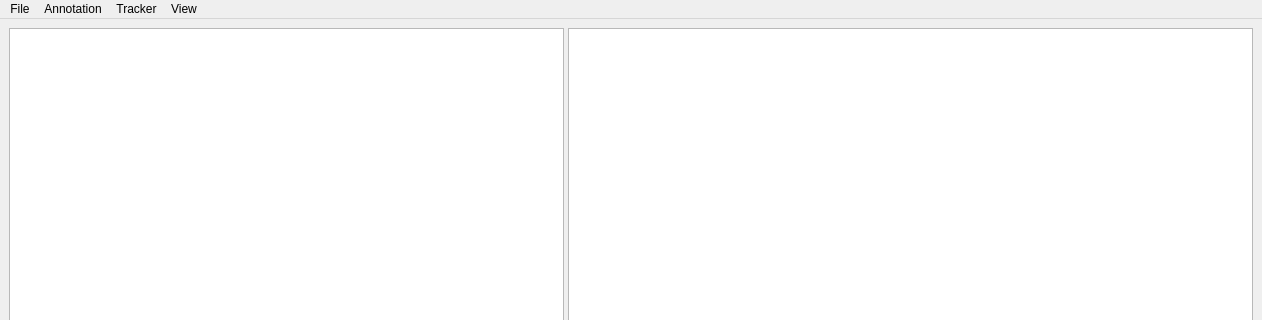
The window that modules/app/mainwindow.ui (smartsenselab/SSAT) describes before a commit, drawn with Qt 5; both pictures show x 0 to 1262 and y 0 to 320 of the 1262 by 733 pixel window.
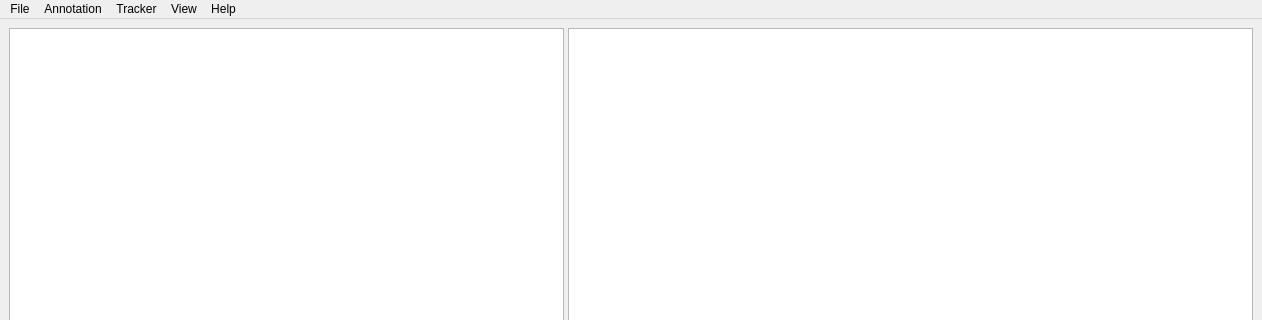
The same window after the commit. Custom widgets are drawn as their Qt base class.

The edit to the form file:
```diff
--- a/modules/app/mainwindow.ui
+++ b/modules/app/mainwindow.ui
@@ -364,10 +364,16 @@
     <addaction name="actionCMT"/>
     <addaction name="actionTLD"/>
    </widget>
+   <widget class="QMenu" name="menuHelp">
+    <property name="title">
+     <string>Help</string>
+    </property>
+   </widget>
    <addaction name="menuFile"/>
    <addaction name="menuAnnotation"/>
    <addaction name="menuTracker"/>
    <addaction name="menuView"/>
+   <addaction name="menuHelp"/>
   </widget>
   <action name="actionOpen">
    <property name="text">
```
